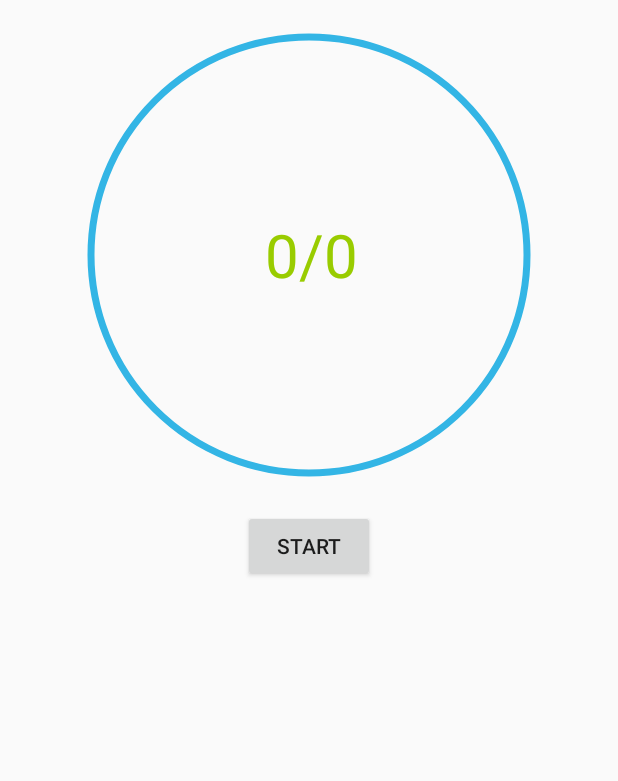
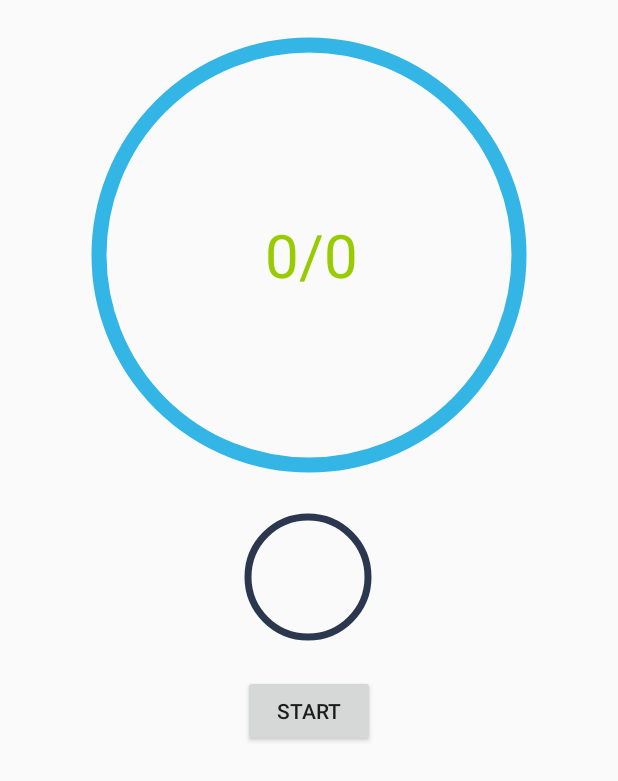
Before and after one commit to cai-wenqing/MyTest, an Android app: the screen it shows after launch (ThreeActivity), after a tap on "仿QQ步数圆形进度", on a phone screen of 412 x 824 dp. Shown: the top 781 px of the screen. Run offline under Robolectric (Android 15) with nearby library versions, the phone set to English and light mode, and no system bars.

Commit message:
CircleProgressView优化： 1，可自定义文字是否显示，控件属性或者方法来设置 2，可设置进度圆渐变色，使用方法设置

```diff
--- a/app/src/main/AndroidManifest.xml
+++ b/app/src/main/AndroidManifest.xml
@@ -14,7 +14,7 @@
         <activity
             android:name=".ui.MainActivity"
             android:icon="@mipmap/ic_launcher"
-            android:label="@string/action_title">
+            android:label="@string/app_name">
             <intent-filter>
                 <action android:name="android.intent.action.MAIN" />
 
--- a/app/src/main/java/com/aiyakeji/mytest/ui/MainActivity.java
+++ b/app/src/main/java/com/aiyakeji/mytest/ui/MainActivity.java
@@ -29,6 +29,7 @@ public class MainActivity extends AppCompatActivity implements View.OnClickListe
     private Button btn_seven;
     private Button btn_eight;
     private Button btn_nine;
+    private Button btn_rajava_retrofit2;
 
     private Toolbar toolbar;
     private ImageView iv_menu_toggle;
@@ -62,6 +63,7 @@ public class MainActivity extends AppCompatActivity implements View.OnClickListe
         btn_seven = (Button) findViewById(R.id.main_btn_seven);
         btn_eight = (Button) findViewById(R.id.main_btn_eight);
         btn_nine = (Button) findViewById(R.id.main_btn_nine);
+        btn_rajava_retrofit2 = (Button) findViewById(R.id.main_btn_rajava_retrofit2);
 
         lvLeftMenu = (ListView) findViewById(R.id.left_lv_menu);
 
@@ -75,6 +77,7 @@ public class MainActivity extends AppCompatActivity implements View.OnClickListe
         btn_seven.setOnClickListener(this);
         btn_eight.setOnClickListener(this);
         btn_nine.setOnClickListener(this);
+        btn_rajava_retrofit2.setOnClickListener(this);
     }
 
 
@@ -128,6 +131,9 @@ public class MainActivity extends AppCompatActivity implements View.OnClickListe
             case R.id.main_btn_nine://页面九
                 startActivity(new Intent(this, MVPLoginActivity.class));
                 break;
+            case R.id.main_btn_rajava_retrofit2:
+
+                break;
         }
     }
 
--- a/app/src/main/java/com/aiyakeji/mytest/ui/ThreeActivity.java
+++ b/app/src/main/java/com/aiyakeji/mytest/ui/ThreeActivity.java
@@ -1,5 +1,6 @@
 package com.aiyakeji.mytest.ui;
 
+import android.graphics.Color;
 import android.os.Bundle;
 import android.support.annotation.Nullable;
 import android.support.v7.app.AppCompatActivity;
@@ -14,7 +15,8 @@ import com.aiyakeji.mytest.widgets.CircleProgressView;
  */
 
 public class ThreeActivity extends AppCompatActivity implements View.OnClickListener {
-    private CircleProgressView cpv;
+    private CircleProgressView cpv1;
+    private CircleProgressView cpv2;
     private Button btn_start;
 
     @Override
@@ -25,9 +27,11 @@ public class ThreeActivity extends AppCompatActivity implements View.OnClickList
     }
 
     private void initView() {
-        cpv = (CircleProgressView) findViewById(R.id.three_cpv);
+        cpv1 = (CircleProgressView) findViewById(R.id.three_cpv1);
+        cpv2 = (CircleProgressView) findViewById(R.id.three_cpv2);
         btn_start = (Button) findViewById(R.id.three_btn_start);
 
+        cpv1.setGradientColors(Color.RED, Color.YELLOW, Color.BLUE, Color.GREEN);
         btn_start.setOnClickListener(this);
     }
 
@@ -36,7 +40,8 @@ public class ThreeActivity extends AppCompatActivity implements View.OnClickList
     public void onClick(View v) {
         switch (v.getId()) {
             case R.id.three_btn_start:
-                cpv.start(200f, 165f);
+                cpv1.start(200f, 165f);
+                cpv2.start(200f, 165f);
                 break;
         }
     }
--- a/app/src/main/java/com/aiyakeji/mytest/widgets/CircleProgressView.java
+++ b/app/src/main/java/com/aiyakeji/mytest/widgets/CircleProgressView.java
@@ -8,15 +8,16 @@ import android.graphics.Color;
 import android.graphics.Paint;
 import android.graphics.Rect;
 import android.graphics.RectF;
+import android.graphics.SweepGradient;
 import android.support.annotation.Nullable;
 import android.util.AttributeSet;
-import android.util.Log;
 import android.view.View;
 
 import com.aiyakeji.mytest.R;
 
 /**
  * 自定义进度条显示
+ * 可设置圆弧宽度、固定圆颜色（纯色），进度圆颜色（纯色或渐变色）、中间文字大小和颜色、是否显示文字
  */
 
 public class CircleProgressView extends View {
@@ -30,6 +31,10 @@ public class CircleProgressView extends View {
     private int mCircleColor = Color.BLUE;//大圆颜色
     private int mProgressColor = Color.RED;//进度圆颜色
     private int mRoundWidth = 1;//描边宽度
+    private boolean isShowText = true;//是否显示中间文字
+
+    public int[] SWEEP_GRADIENT_COLORS;//渐变色值集合
+    private SweepGradient mColorShader;
 
     private long mDuration = 2000;
     private int mTextColor = 0XFFFC00D1;
@@ -58,7 +63,8 @@ public class CircleProgressView extends View {
         mRoundWidth = (int) attribute.getDimension(R.styleable.CircleProgressView_circle_process_stroke_width, 1f);
         mTextColor = attribute.getColor(R.styleable.CircleProgressView_circle_process_text_color, 0XFFFC00D1);
         mTextSize = (int) attribute.getDimension(R.styleable.CircleProgressView_circle_process_text_size, 20f);
-        mDuration = (long) attribute.getDimension(R.styleable.CircleProgressView_circle_process_duration,2000f);
+        mDuration = (long) attribute.getDimension(R.styleable.CircleProgressView_circle_process_duration, 2000f);
+        isShowText = attribute.getBoolean(R.styleable.CircleProgressView_circle_precess_if_show_text, true);
         attribute.recycle();
     }
 
@@ -85,11 +91,16 @@ public class CircleProgressView extends View {
 
         //画进度圆
         mPaint.setColor(mProgressColor);
+        if (null != SWEEP_GRADIENT_COLORS && SWEEP_GRADIENT_COLORS.length > 1) {
+            mColorShader = new SweepGradient(radius, radius, SWEEP_GRADIENT_COLORS, null);//渐变色
+            mPaint.setShader(mColorShader);
+        }
         RectF rectF = new RectF(centerX - radius, centerY - radius, centerX + radius, centerY + radius);
         float curRadius = process * 360;
-        canvas.drawArc(rectF, 90f, curRadius, false, mPaint);
+        canvas.drawArc(rectF, 0f, curRadius, false, mPaint);
 
         //画文字
+        if (isShowText) {
             mPaint.reset();
             mPaint.setAntiAlias(true);//抗锯齿
             mPaint.setColor(mTextColor);
@@ -102,6 +113,7 @@ public class CircleProgressView extends View {
             //计算文字基线
             int baseLine = (int) (mViewHeight / 2 + (fontMetrics.bottom - fontMetrics.top) / 2 - fontMetrics.bottom);
             canvas.drawText(text, textStart, baseLine, mPaint);
+        }
     }
 
     /**
@@ -125,7 +137,6 @@ public class CircleProgressView extends View {
             public void onAnimationUpdate(ValueAnimator animation) {
                 float value = (float) animation.getAnimatedValue();
                 process = value / maxNum;
-                Log.i("CircleProgressView测出", "progress:" + value + ",process:" + process);
                 invalidate();
             }
         });
@@ -145,6 +156,7 @@ public class CircleProgressView extends View {
 
     /**
      * 设置动画执行时间，单位ms
+     *
      * @param duration
      */
     public synchronized void setDuration(long duration) {
@@ -179,4 +191,29 @@ public class CircleProgressView extends View {
     public synchronized void setTextColor(int color) {
         mTextColor = color;
     }
+
+    /**
+     * 设置是否显示中间文字，默认显示
+     *
+     * @param b
+     */
+    public synchronized void isShowText(boolean b) {
+        isShowText = b;
     }
+
+    /**
+     * 设置渐变色值
+     *
+     * @param colors
+     */
+    public synchronized void setGradientColors(int... colors) {
+        if (colors.length >= 2) {
+            SWEEP_GRADIENT_COLORS = new int[colors.length];
+            for (int i = 0; i < colors.length; i++) {
+                SWEEP_GRADIENT_COLORS[i] = colors[i];
+            }
+        } else {
+            throw new IllegalArgumentException("渐变色值颜色设置不得少于2个");
+        }
+    }
+}
--- a/app/src/main/res/layout/activity_main.xml
+++ b/app/src/main/res/layout/activity_main.xml
@@ -93,6 +93,13 @@
                 android:layout_width="wrap_content"
                 android:layout_height="wrap_content"
                 android:text="MVP登录" />
+
+            <Button
+                android:id="@+id/main_btn_rajava_retrofit2"
+                android:layout_width="wrap_content"
+                android:layout_height="wrap_content"
+                android:text="初试rajava+retrofit2"/>
+
         </LinearLayout>
 
         <LinearLayout
--- a/app/src/main/res/layout/activity_three.xml
+++ b/app/src/main/res/layout/activity_three.xml
@@ -7,15 +7,28 @@
     android:orientation="vertical">
 
     <com.aiyakeji.mytest.widgets.CircleProgressView
-        android:id="@+id/three_cpv"
+        android:id="@+id/three_cpv1"
         android:layout_width="300dp"
         android:layout_height="300dp"
         android:layout_marginTop="20dp"
+        app:circle_precess_if_show_text="true"
         app:circle_process_progress_color="@android:color/black"
         app:circle_process_stroke_color="@android:color/holo_blue_light"
+        app:circle_process_stroke_width="10dp"
+        app:circle_process_text_color="@android:color/holo_green_light"
+        app:circle_process_text_size="40sp" />
+
+    <com.aiyakeji.mytest.widgets.CircleProgressView
+        android:id="@+id/three_cpv2"
+        android:layout_width="90dp"
+        android:layout_height="90dp"
+        android:layout_marginTop="20dp"
+        app:circle_precess_if_show_text="false"
+        app:circle_process_progress_color="#13FF7A"
+        app:circle_process_stroke_color="#2B364F"
         app:circle_process_stroke_width="5dp"
         app:circle_process_text_color="@android:color/holo_green_light"
-        app:circle_process_text_size="40sp" />
+        app:circle_process_text_size="10sp" />
 
     <Button
         android:id="@+id/three_btn_start"
--- a/app/src/main/res/values/attr_circleprecessview.xml
+++ b/app/src/main/res/values/attr_circleprecessview.xml
@@ -7,5 +7,6 @@
         <attr name="circle_process_text_color" format="color" />
         <attr name="circle_process_text_size" format="dimension" />
         <attr name="circle_process_duration" format="dimension"/>
+        <attr name="circle_precess_if_show_text" format="boolean"/>
     </declare-styleable>
 </resources>
```
Lines whose indentation alone changed are shown as unchanged.
